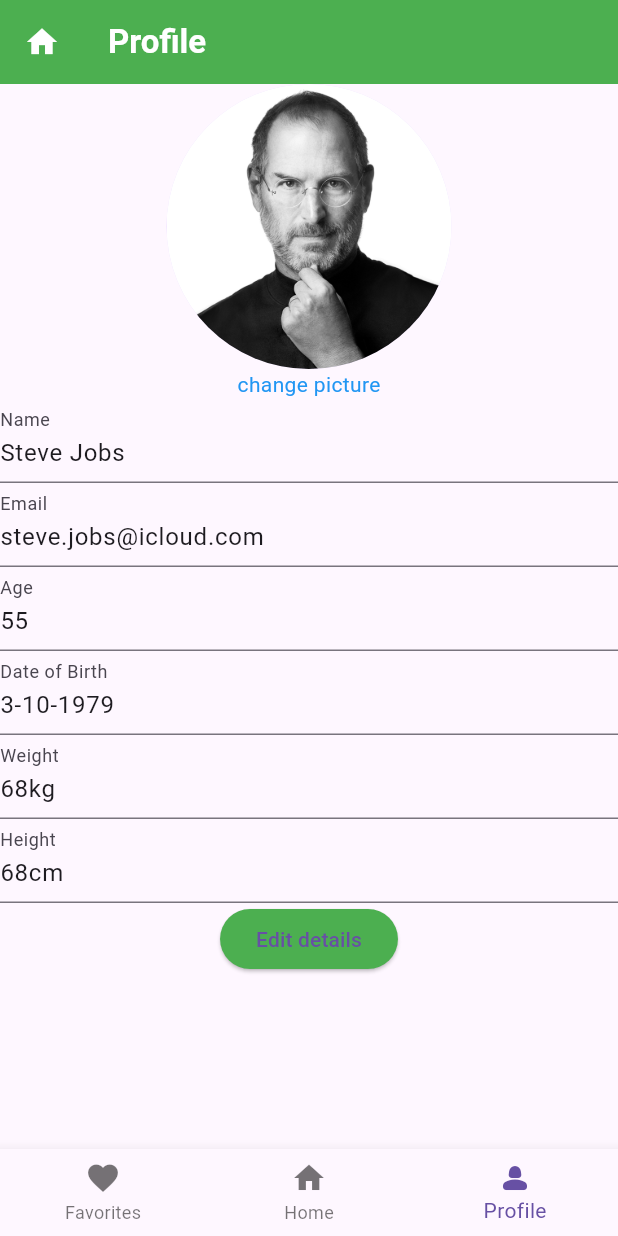
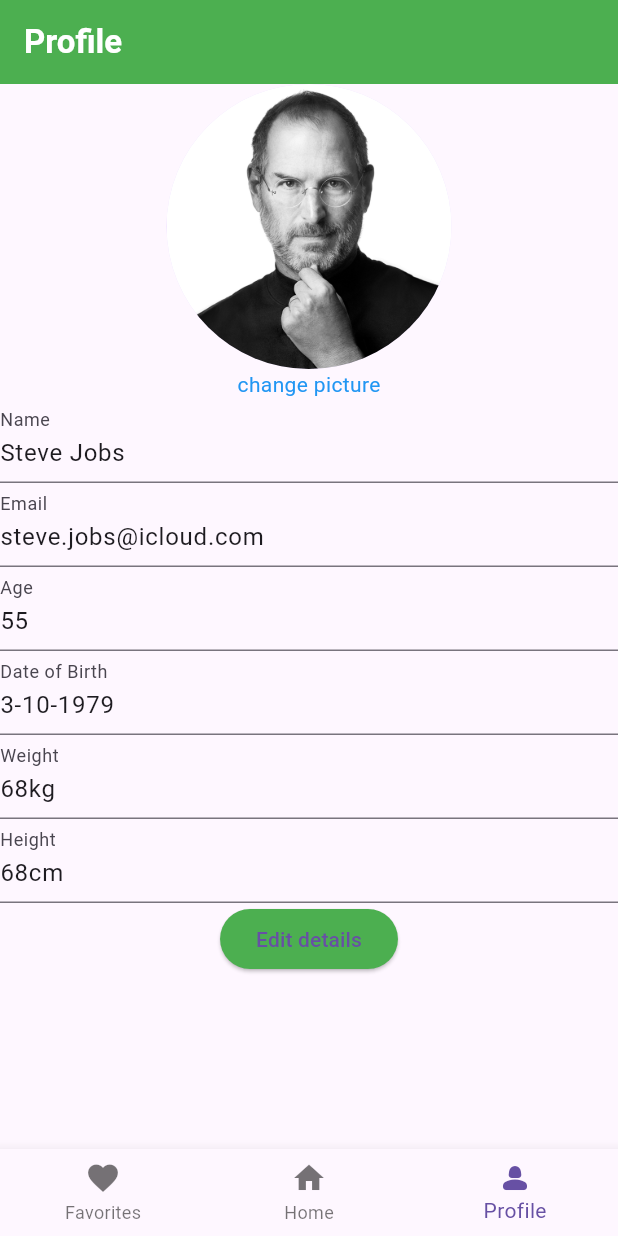
Before and after one commit to Amoako419/Flutter_Semester_Project, a Flutter app: the screen it shows after launch, item 3 of the bottom bar chosen, on a phone screen of 412 x 824 dp. Run offline on Flutter 3.47's test engine with Material 3 defaults, Android fonts, the light colour scheme and no system bars.

Commit message:
initial commit

```diff
--- a/health_monitor/lib/pages/favorite.dart
+++ b/health_monitor/lib/pages/favorite.dart
@@ -11,12 +11,6 @@ class Favorite extends StatelessWidget{
     return Scaffold(
       appBar: AppBar(
     backgroundColor: Colors.red,
-  leading: IconButton(
-    icon: const Icon(Icons.home),
-    onPressed: () {
-      Navigator.pop(context);
-    },
-  ),
   title: const Text("Favorites"),
 ),
   body: const Center(
--- a/health_monitor/lib/pages/profile.dart
+++ b/health_monitor/lib/pages/profile.dart
@@ -8,13 +8,6 @@ class Profile extends StatelessWidget{
     return Scaffold(
       appBar: AppBar(
     backgroundColor: Colors.green,
-  leading: IconButton(
-    icon: const Icon(Icons.home),
-    color: Colors.white,
-    onPressed: () {
-      Navigator.pop(context);
-    },
-  ),
   title: const Text("Profile",style: TextStyle(color: Colors.white,fontWeight: FontWeight.bold),),
 ),
 body: Column(children: [
```
